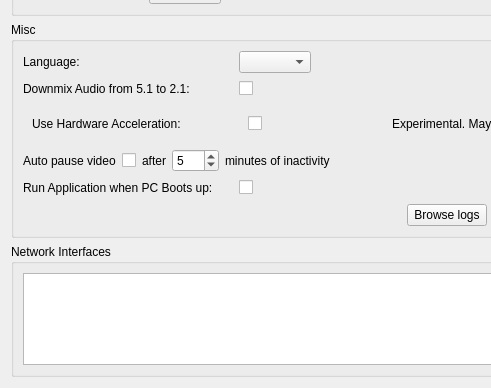
This is client/src/ui/widgets/settings/general_preferences_widget.ui in networkoptix/nx_open as Qt 5 draws it before an edit; both pictures show x 0 to 491 and y 316 to 704 of the 616 by 704 pixel window. The edited form follows.
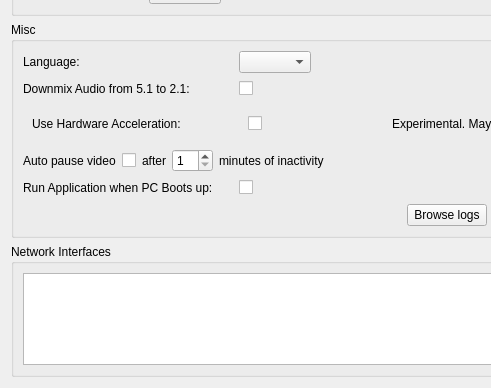
This is the edited form.

Commit message:
correct settings for inactivity watcher
<==== Mercurial data ====>
Branch: feature_2654_auto_pause

The edit to the form file:
```diff
--- a/client/src/ui/widgets/settings/general_preferences_widget.ui
+++ b/client/src/ui/widgets/settings/general_preferences_widget.ui
@@ -401,10 +401,7 @@
               <number>1</number>
              </property>
              <property name="maximum">
-              <number>240</number>
-             </property>
-             <property name="value">
-              <number>5</number>
+              <number>60</number>
              </property>
             </widget>
            </item>
```
The commit also changes 1 other file.
